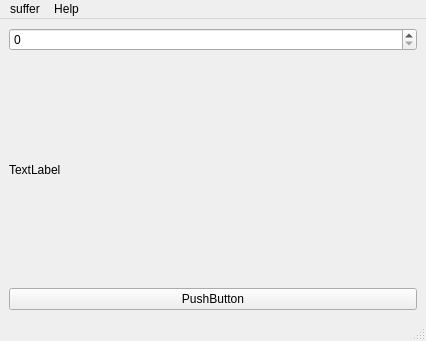
Before: the Qt Designer form suffer/resources/main_view.ui in dongzeyuan/mvc_pyqt, drawn with Qt 5.
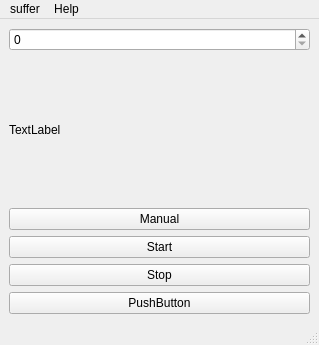
After: the same form once the commit is applied.

Commit message: buttons ui - manual, start, stop

The edit to the form file:
```diff
--- a/suffer/resources/main_view.ui
+++ b/suffer/resources/main_view.ui
@@ -6,8 +6,8 @@
    <rect>
     <x>0</x>
     <y>0</y>
-    <width>426</width>
-    <height>341</height>
+    <width>319</width>
+    <height>345</height>
    </rect>
   </property>
   <property name="windowTitle">
@@ -27,6 +27,27 @@
         </property>
        </widget>
       </item>
+      <item>
+       <widget class="QPushButton" name="pushButton_manual">
+        <property name="text">
+         <string>Manual</string>
+        </property>
+       </widget>
+      </item>
+      <item>
+       <widget class="QPushButton" name="pushButton_start">
+        <property name="text">
+         <string>Start</string>
+        </property>
+       </widget>
+      </item>
+      <item>
+       <widget class="QPushButton" name="pushButton_stop">
+        <property name="text">
+         <string>Stop</string>
+        </property>
+       </widget>
+      </item>
       <item>
        <widget class="QPushButton" name="pushButton_reset">
         <property name="text">
@@ -43,7 +64,7 @@
     <rect>
      <x>0</x>
      <y>0</y>
-     <width>426</width>
+     <width>319</width>
      <height>22</height>
     </rect>
    </property>
```
